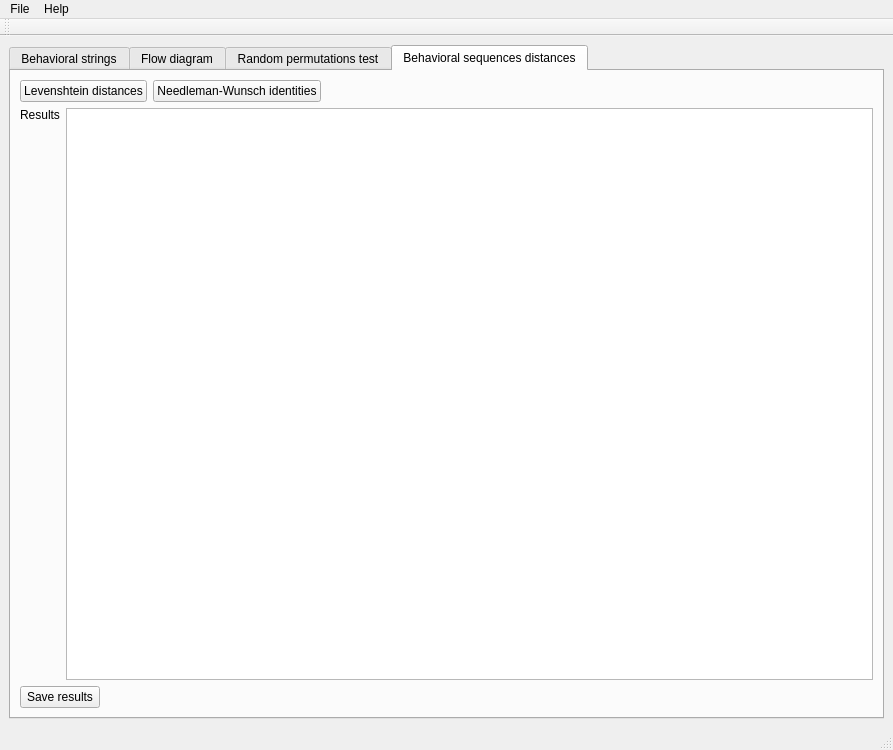
Before: the Qt Designer form src/behatrix.ui in olivierfriard/behatrix, drawn with Qt 5.
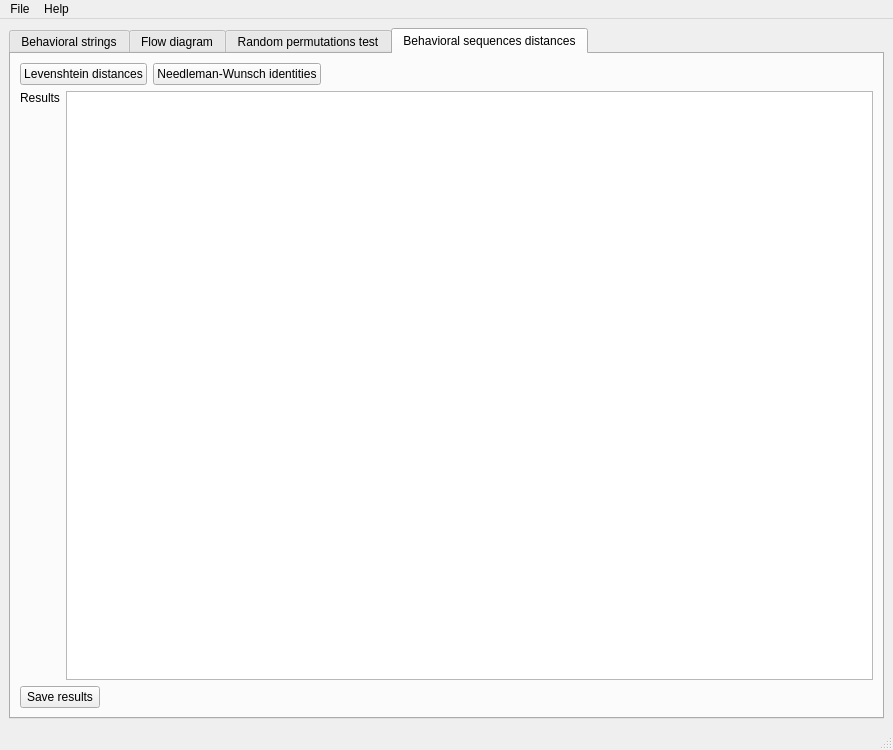
After: the same form once the commit is applied.

```diff
--- a/src/behatrix.ui
+++ b/src/behatrix.ui
@@ -839,17 +839,6 @@
    <addaction name="menuHelp_2"/>
   </widget>
   <widget class="QStatusBar" name="statusbar"/>
-  <widget class="QToolBar" name="toolBar">
-   <property name="windowTitle">
-    <string>toolBar</string>
-   </property>
-   <attribute name="toolBarArea">
-    <enum>TopToolBarArea</enum>
-   </attribute>
-   <attribute name="toolBarBreak">
-    <bool>false</bool>
-   </attribute>
-  </widget>
   <action name="actionDocumentation">
    <property name="text">
     <string>Documentation</string>
```
